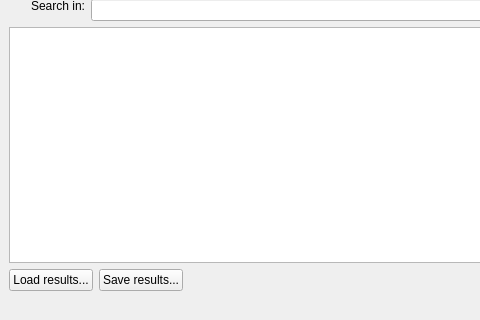
The window that qt-app/src/filessearchdialog/cfilessearchwindow.ui (VioletGiraffe/file-commander) describes before a commit, drawn with Qt 5; both pictures show x 0 to 480 and y 130 to 450 of the 582 by 450 pixel window.
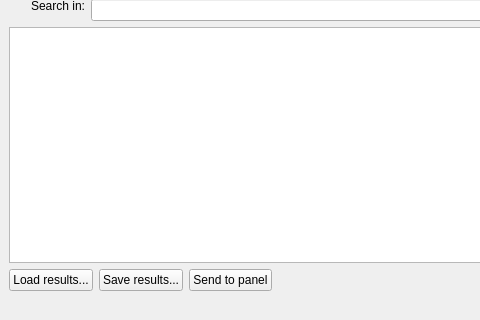
The same window after the commit. Custom widgets are drawn as their Qt base class.

Commit message: Search results can be sent to a panel, which lists them with their folders, and Go to file location (Ctrl+G) opens a listed item's folder; the flattened view also shows its items' folders and is refreshed when a file operation ends

Diff of the .ui file:
```diff
--- a/qt-app/src/filessearchdialog/cfilessearchwindow.ui
+++ b/qt-app/src/filessearchdialog/cfilessearchwindow.ui
@@ -275,6 +275,13 @@
         </property>
        </widget>
       </item>
+      <item>
+       <widget class="QPushButton" name="btnSendToPanel">
+        <property name="text">
+         <string>Send to panel</string>
+        </property>
+       </widget>
+      </item>
       <item>
        <spacer name="horizontalSpacer_3">
         <property name="orientation">
```
The commit also changes 31 other files.
